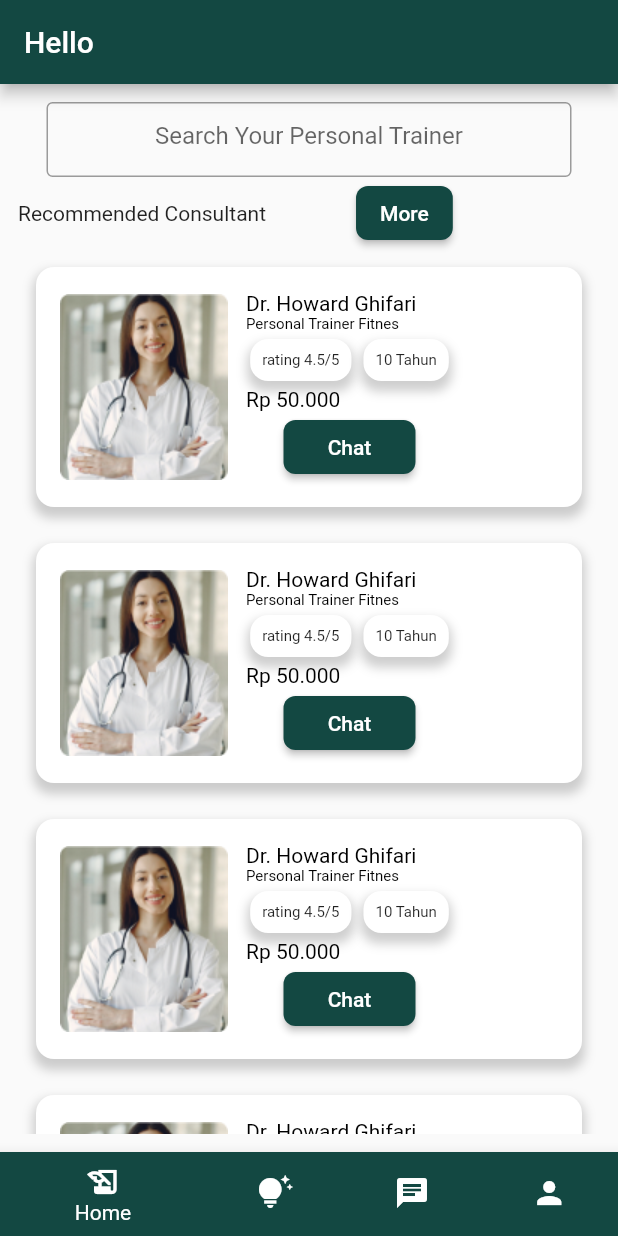
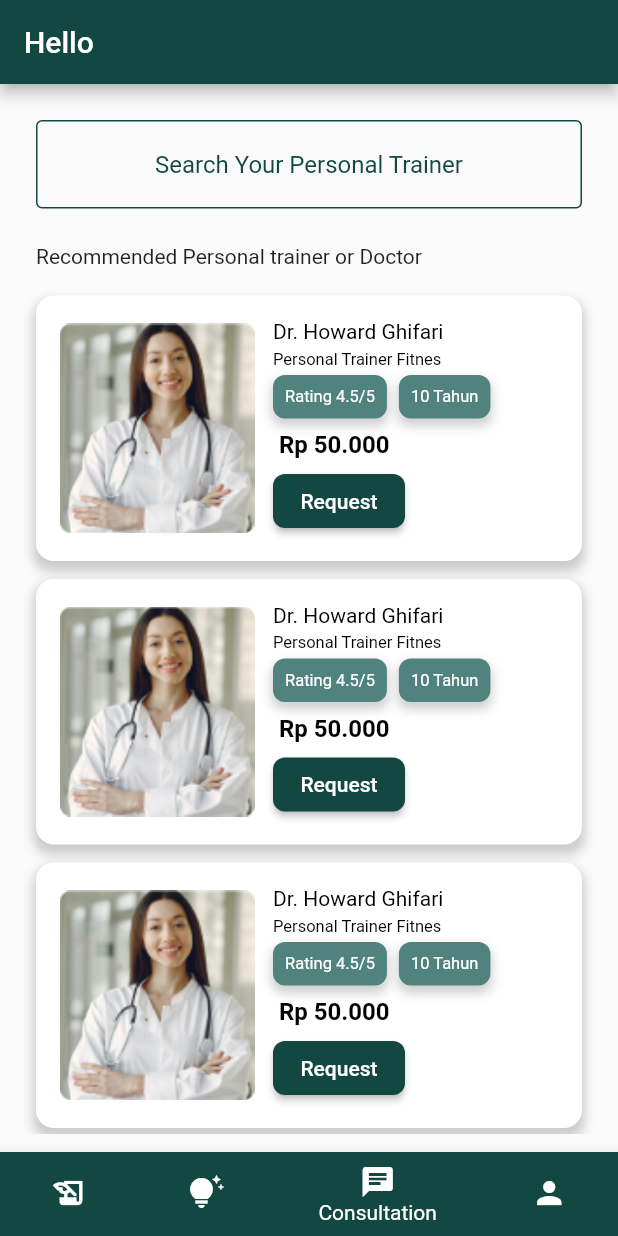
Before and after one commit to dardardardar/getfit, a Flutter app: the screen it shows once a user with an empty profile is signed in, swiped to page 3, on a phone screen of 412 x 824 dp. Run offline on Flutter 3.47's test engine with Material 2 defaults, Android fonts, the phone set to English and light mode, and no system bars; our stand-ins replace cloud_firestore, email_validator, firebase_auth, firebase_core; missing offline and left inert: dart:ffi; accounts and stored records are empty.

Commit message:
fix layout

```diff
--- a/lib/views/bottomnavbar.dart
+++ b/lib/views/bottomnavbar.dart
@@ -25,18 +25,23 @@
     TipsandtrickView(),
     ConsultationView(),
     ProfileView(),
-    ChatconsultantView(),
+
   ];
 
-  int selectIndex = 0;
+  @override
+  void initState() {
+    // TODO: implement initState
+
+    super.initState();
+  }
 
   void onPageChanged(int index) {
-    selectIndex = index;
+    setState(() {
+      print(index);
+      currentIndex = index;
+    });
   }
 
-  void onItemTap(int selectedItem) {
-    pageController.jumpToPage(selectedItem);
-  }
   final userdata = UserController().readUserDatabyId();
   @override
   Widget build(BuildContext context) {
@@ -58,48 +63,46 @@
         ),
         backgroundColor: LibColors.primary_color,
       ),
-      body: PageView(
-        controller: pageController,
-        children: pages,
-        onPageChanged: onPageChanged,
+      body: Stack(
+        children: [
+          PageView(
+            controller: pageController,
+            children: pages,
+            onPageChanged: onPageChanged,
+          ),
+        ],
       ),
       bottomNavigationBar: BottomNavigationBar(
         currentIndex: currentIndex,
-        onTap: onItemTap,
-        items: [
+        onTap: (currentIndex){
+          pageController.jumpToPage(currentIndex);
+        },
+        items: const [
           BottomNavigationBarItem(
               icon: Icon(
                 Icons.history_edu,
-                color: selectIndex == 0
-                    ? Color.fromARGB(255, 255, 255, 255)
-                    : Color.fromARGB(255, 255, 255, 255),
+                color: Color.fromARGB(255, 255, 255, 255),
               ),
               label: 'Home',
               backgroundColor: LibColors.primary_color),
           BottomNavigationBarItem(
               icon: Icon(
                 Icons.tips_and_updates,
-                color: selectIndex == 1
-                    ? Color.fromARGB(255, 255, 255, 255)
-                    : Color.fromARGB(255, 255, 255, 255),
+                color: Color.fromARGB(255, 255, 255, 255),
               ),
               label: 'Tips & Tricks',
               backgroundColor: LibColors.primary_color),
           BottomNavigationBarItem(
               icon: Icon(
                 Icons.chat,
-                color: selectIndex == 2
-                    ? Color.fromARGB(255, 255, 255, 255)
-                    : Color.fromARGB(255, 255, 255, 255),
+                color:  Color.fromARGB(255, 255, 255, 255),
               ),
               label: 'Consultation',
               backgroundColor: LibColors.primary_color),
           BottomNavigationBarItem(
               icon: Icon(
                 Icons.person,
-                color: selectIndex == 3
-                    ? Color.fromARGB(255, 255, 255, 255)
-                    : Color.fromARGB(255, 255, 255, 255),
+                color: Color.fromARGB(255, 255, 255, 255),
               ),
               label: 'Profile',
               backgroundColor: LibColors.primary_color)
--- a/lib/views/consultation.dart
+++ b/lib/views/consultation.dart
@@ -11,7 +11,7 @@
 }
 
 class _ConsultationViewState extends State<ConsultationView> {
-  int currentIndex = 0;
+
 
   @override
   Widget build(BuildContext context) {
@@ -23,48 +23,35 @@
           child: Column(
             children: <Widget>[
               Container(
-                width: 350,
-                height: 50,
+              margin: EdgeInsets.all(12),
+
                 child: TextField(
                   textAlign: TextAlign.center,
                   decoration: InputDecoration(
                     hintText: "Search Your Personal Trainer",
-                    border: OutlineInputBorder(),
+                    enabledBorder: OutlineInputBorder(
+                      borderSide: const BorderSide(color: LibColors.primary_color, width: 1.0),
+                      borderRadius: BorderRadius.circular(4.0),
+                    ),
+                    hintStyle: TextStyle(color: LibColors.primary_color)
                   ),
                 ),
               ),
-              Row(
-                // mainAxisAlignment: MainAxisAlignment.center,
-                // crossAxisAlignment: CrossAxisAlignment.center,
-                children: <Widget>[
-                  Text('Recommended Consultant'),
-                  Container(
-                    margin: EdgeInsets.only(left: 60),
-                    child: MaterialButton(
-                      color: LibColors.primary_color,
-                      minWidth: 50,
-                      onPressed: () {},
-                      child: Text(
-                        'More',
-                        style: TextStyle(color: Colors.white),
-                      ),
-                      shape: RoundedRectangleBorder(
-                          borderRadius: BorderRadius.circular(8)),
-                    ),
-                  )
-                ],
+              Container(
+                alignment: Alignment.topLeft,
+                margin: EdgeInsets.all(12),
+                child: Text('Recommended Personal trainer or Doctor'),
               ),
               profileCard(),
               profileCard(),
               profileCard(),
-              profileCard(),
-              Row(
-                // mainAxisAlignment: MainAxisAlignment.center,
-                // crossAxisAlignment: CrossAxisAlignment.center,
-                children: <Widget>[
-                  Text('Specialist Personal trainer or Doctor'),
-                ],
+
+              Container(
+                alignment: Alignment.topLeft,
+                margin: EdgeInsets.all(12),
+                child: Text('Specialist Personal trainer or Doctor'),
               ),
+
               Row(
                 mainAxisAlignment: MainAxisAlignment.center,
                 crossAxisAlignment: CrossAxisAlignment.center,
@@ -85,28 +72,7 @@
           ),
         ),
       ),
-      // bottomNavigationBar: BottomNavigationBar(
-      //   currentIndex: currentIndex,
-      //   onTap: (index) => setState(() => currentIndex = index),
-      //   items: [
-      //     BottomNavigationBarItem(
-      //         icon: Icon(Icons.history_edu),
-      //         label: 'Home',
-      //         backgroundColor: LibColors.primary_color),
-      //     BottomNavigationBarItem(
-      //         icon: Icon(Icons.tips_and_updates),
-      //         label: 'Tips & Trick',
-      //         backgroundColor: LibColors.primary_color),
-      //     BottomNavigationBarItem(
-      //         icon: Icon(Icons.chat),
-      //         label: 'Consultation',
-      //         backgroundColor: LibColors.primary_color),
-      //     BottomNavigationBarItem(
-      //         icon: Icon(Icons.person),
-      //         label: 'Profile',
-      //         backgroundColor: LibColors.primary_color)
-      //   ],
-      // ),
+
     );
   }
 }
@@ -114,7 +80,7 @@
 Widget profileCard() {
   return Container(
     padding: EdgeInsets.all(16),
-    margin: EdgeInsets.all(12),
+    margin: EdgeInsets.symmetric(horizontal: 12, vertical: 6),
     decoration: BoxDecoration(
       borderRadius: BorderRadius.circular(12),
       color: LibColors.color_white,
@@ -131,29 +97,32 @@
     child: Row(
       children: <Widget>[
         Container(
+          width: 130,
+          height: 140,
           child: Image(
               image: AssetImage("assets/images/personaltrainer.png"),
-              fit: BoxFit.cover),
+              fit: BoxFit.fill),
         ),
-        Container(
+        SizedBox(width: 12,),
+        Expanded(
           child: Column(
+
             children: [
               Container(
-                margin: EdgeInsets.only(left: 12),
-                width: 150,
+                alignment: Alignment.topLeft,
                 child: Text(
                   'Dr. Howard Ghifari',
                   style: TextStyle(color: Color.fromARGB(255, 0, 0, 0)),
                 ),
               ),
               Container(
-                margin: EdgeInsets.only(left: 12),
-                width: 150,
+                margin: EdgeInsets.symmetric(vertical: 4),
+                alignment: Alignment.topLeft,
                 child: Text(
                   'Personal Trainer Fitnes',
                   style: TextStyle(
                     color: Color.fromARGB(255, 0, 0, 0),
-                    fontSize: 10,
+                    fontSize: 11,
                   ),
                 ),
               ),
@@ -163,55 +132,56 @@
                   children: [
                     Container(
                       padding: EdgeInsets.all(8),
-                      margin: EdgeInsets.all(4),
+
                       decoration: BoxDecoration(
-                        borderRadius: BorderRadius.circular(12),
-                        color: LibColors.color_white,
+                        borderRadius: BorderRadius.circular(8),
+                        color: LibColors.second_color,
                         boxShadow: [
                           BoxShadow(
                             color: Colors.grey.withOpacity(0.5),
-                            spreadRadius: 2,
+                            spreadRadius: 1,
                             blurRadius: 5,
-                            offset: Offset(0, 5), // changes position of shadow
+                            offset: Offset(0, 4), // changes position of shadow
                           ),
                         ],
                       ),
                       child: Text(
-                        'rating 4.5/5',
+                        'Rating 4.5/5',
                         textAlign: TextAlign.start,
-                        style: TextStyle(fontSize: 10),
+                        style: TextStyle(fontSize: 11, color: LibColors.color_white),
                       ),
                     ),
+                    SizedBox(width: 8,),
                     Container(
                       padding: EdgeInsets.all(8),
-                      margin: EdgeInsets.all(4),
+
                       decoration: BoxDecoration(
-                        borderRadius: BorderRadius.circular(12),
-                        color: LibColors.color_white,
+                        borderRadius: BorderRadius.circular(8),
+                        color: LibColors.second_color,
                         boxShadow: [
                           BoxShadow(
                             color: Colors.grey.withOpacity(0.5),
-                            spreadRadius: 2,
+                            spreadRadius: 1,
                             blurRadius: 5,
-                            offset: Offset(0, 5), // changes position of shadow
+                            offset: Offset(0, 4), // changes position of shadow
                           ),
                         ],
                       ),
                       child: Text(
                         '10 Tahun',
                         textAlign: TextAlign.start,
-                        style: TextStyle(fontSize: 10),
+                        style: TextStyle(fontSize: 11, color: LibColors.color_white),
                       ),
                     )
                   ],
                 ),
               ),
               Container(
-                margin: EdgeInsets.only(left: 12),
-                width: 150,
+                margin: EdgeInsets.fromLTRB(4, 8, 0, 4),
+                alignment: Alignment.topLeft,
                 child: Text(
                   'Rp 50.000',
-                  style: TextStyle(color: Color.fromARGB(255, 0, 0, 0)),
+                  style: TextStyle(fontWeight: FontWeight.bold,color: Color.fromARGB(255, 0, 0, 0),fontSize: 16),
                 ),
               ),
               Align(
@@ -220,7 +190,7 @@
                     color: LibColors.primary_color,
                     onPressed: () {},
                     child: Text(
-                      'Chat',
+                      'Request',
                       style: TextStyle(color: Colors.white),
                     ),
                     shape: RoundedRectangleBorder(
@@ -236,7 +206,9 @@
 
 Widget personaltrainerCard() {
   return Container(
-    padding: EdgeInsets.symmetric(horizontal: 8, vertical: 12),
+    width: 144,
+    height: 144,
+    alignment: Alignment.center,
     // margin: EdgeInsets.all(12),
     decoration: BoxDecoration(
       borderRadius: BorderRadius.circular(12),
@@ -255,12 +227,13 @@
       crossAxisAlignment: CrossAxisAlignment.center,
       children: [
         Image(image: AssetImage("assets/images/pticon.png"), fit: BoxFit.cover),
+        SizedBox(height: 18,),
         Text(
           'Personal Trainer'.toUpperCase(),
           style: TextStyle(
             color: LibColors.primary_color,
             fontWeight: FontWeight.bold,
-            fontSize: 10,
+            fontSize: 12,
           ),
         ),
       ],
--- a/lib/views/home_view.dart
+++ b/lib/views/home_view.dart
@@ -6,12 +6,7 @@
 
 import '../models/user_model.dart';
 
-void main() {
-  runApp(const MaterialApp(
-    title: 'Navigation Basics',
-    home: HomeView(),
-  ));
-}
+
 
 class HomeView extends StatefulWidget {
   const HomeView({Key? key}) : super(key: key);
@@ -21,15 +16,11 @@
 }
 
 class _HomeViewState extends State<HomeView> {
-  int currentIndex = 0;
-
 
 
   @override
   Widget build(BuildContext context) {
     return Scaffold(
-
-
       body: Container(
           margin: EdgeInsets.all(12),
           child: SingleChildScrollView(
@@ -70,28 +61,7 @@
               exerciseCard(),
             ],
           ))),
-      // bottomNavigationBar: BottomNavigationBar(
-      //   currentIndex: currentIndex,
-      //   onTap: (index) => setState(() => currentIndex = index),
-      //   items: [
-      //     BottomNavigationBarItem(
-      //         icon: Icon(Icons.history_edu),
-      //         label: 'Home',
-      //         backgroundColor: LibColors.primary_color),
-      //     BottomNavigationBarItem(
-      //         icon: Icon(Icons.tips_and_updates),
-      //         label: 'Tips & Tricks',
-      //         backgroundColor: LibColors.primary_color),
-      //     BottomNavigationBarItem(
-      //         icon: Icon(Icons.chat),
-      //         label: 'Consultation',
-      //         backgroundColor: LibColors.primary_color),
-      //     BottomNavigationBarItem(
-      //         icon: Icon(Icons.person),
-      //         label: 'Profile',
-      //         backgroundColor: LibColors.primary_color)
-      //   ],
-      // ),
+
     );
   }
 
--- a/lib/views/profile.dart
+++ b/lib/views/profile.dart
@@ -14,7 +14,7 @@
 }
 
 class _ProfileViewState extends State<ProfileView> {
-  int currentIndex = 0;
+
   final userdata = UserController().readUserDatabyId();
   @override
   Widget build(BuildContext context) {
--- a/lib/views/register_view.dart
+++ b/lib/views/register_view.dart
@@ -44,7 +44,9 @@
   void dispose(){
     emailController.dispose();
     passwordController.dispose();
-
+    confirmPasswordController.dispose();
+    heightController.dispose();
+    weightController.dispose();
     super.dispose();
   }
 
--- a/lib/views/tipsandtrick.dart
+++ b/lib/views/tipsandtrick.dart
@@ -11,7 +11,7 @@
 }
 
 class _TipsandtrickViewState extends State<TipsandtrickView> {
-  int currentIndex = 0;
+
 
   @override
   Widget build(BuildContext context) {
```
